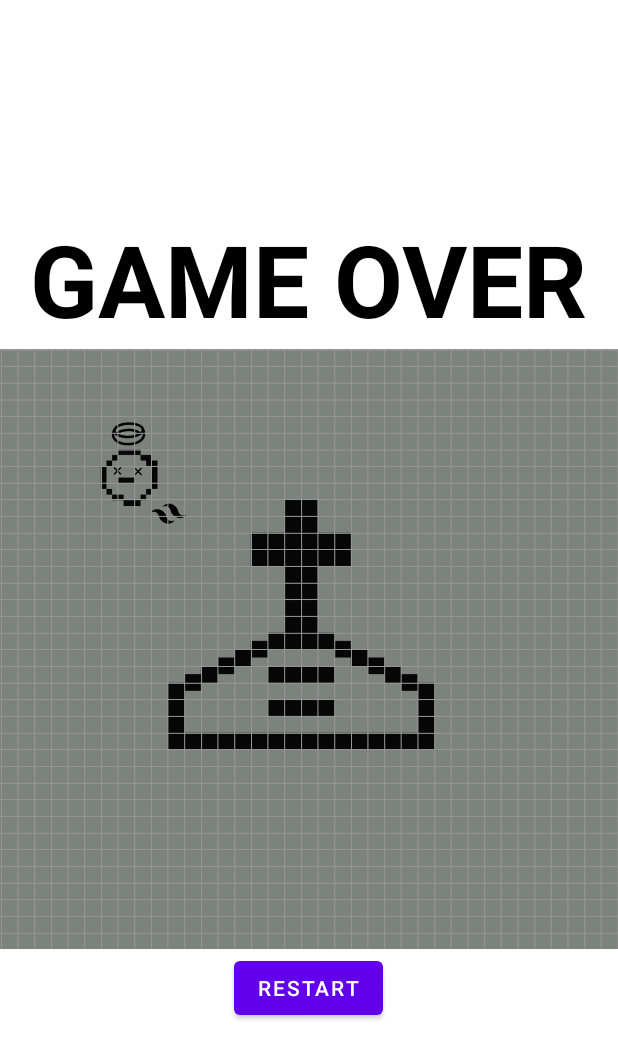
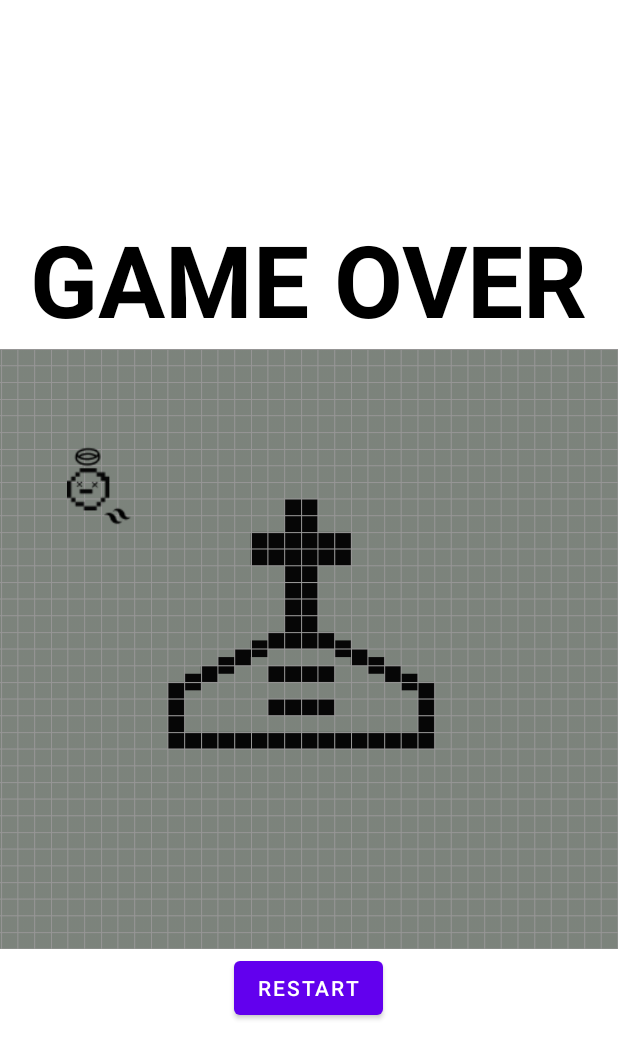
Before and after one commit to swonny/JavaProject, an Android app: the EndActivity screen opened directly, with no data from a screen before it, on a phone screen of 412 x 824 dp. Shown: the top 1059 px of the screen. Run offline under Robolectric (Android 15) with nearby library versions, the phone set to English and light mode, and no system bars.

Commit message:
21.12.06 디자인 제외 모든 기능 구현 완료

```diff
--- a/app/src/main/java/com/example/javaproject/EndActivity.java
+++ b/app/src/main/java/com/example/javaproject/EndActivity.java
@@ -3,8 +3,11 @@ package com.example.javaproject;
 import android.content.Intent;
 import android.os.Bundle;
 import android.view.View;
+import android.view.animation.Animation;
+import android.view.animation.AnimationUtils;
 import android.widget.Button;
 import android.widget.EditText;
+import android.widget.ImageView;
 import android.widget.TextView;
 
 import androidx.appcompat.app.AppCompatActivity;
@@ -17,6 +20,10 @@ public class EndActivity extends AppCompatActivity {
 
         Intent intent = getIntent();
 
+        ImageView deadImageView = (ImageView) findViewById(R.id.deadImageView);
+        Animation animation = AnimationUtils.loadAnimation(getApplicationContext(),R.anim.end); // 애니메이션 추가
+        deadImageView.startAnimation(animation);
+
         Button restartButton = (Button) findViewById(R.id.restartButton); // 화면전환 이벤트
         restartButton.setOnClickListener(new View.OnClickListener() { // 시작 버튼 화면전환
             @Override
--- a/app/src/main/java/com/example/javaproject/MainActivity.java
+++ b/app/src/main/java/com/example/javaproject/MainActivity.java
@@ -61,7 +61,7 @@ class Tama implements Serializable { // 캐릭터 클래스
 
     public void play() {
         if(this.energy < 10) {
-            energyUp(-3);
+            energyUp(-8);
         } else {
             energyUp(2);
         }
--- /dev/null
+++ b/app/src/main/res/anim/end.xml
@@ -0,0 +1,10 @@
+<?xml version="1.0" encoding="utf-8"?>
+<set xmlns:android="http://schemas.android.com/apk/res/android">
+    <translate
+        xmlns:android="http://schemas.android.com/apk/res/android"
+        android:duration="5000"
+        android:fromYDelta="150%"
+        android:toYDelta="0%"
+        android:fromXDelta="80%">
+    </translate>
+</set>
--- a/app/src/main/res/anim/move.xml
+++ b/app/src/main/res/anim/move.xml
@@ -1,10 +1,12 @@
 <?xml version="1.0" encoding="utf-8"?>
 <rotate xmlns:android="http://schemas.android.com/apk/res/android"
-    android:interpolator="@android:anim/linear_interpolator"
+    android:interpolator="@android:anim/cycle_interpolator"
     android:repeatCount="infinite"
     android:duration="4000"
     android:pivotX="50%"
     android:pivotY="50%"
     android:fromDegrees="0"
-    android:toDegrees="360">
+    android:toDegrees="360"
+    android:fromAlpha="1.0"
+    android:toAlpha="0.5">
 </rotate>
--- a/app/src/main/res/layout/end_main.xml
+++ b/app/src/main/res/layout/end_main.xml
@@ -20,12 +20,27 @@
             android:textSize="100px"
             android:text="GAME OVER" />
 
+        <FrameLayout
+            android:layout_width="match_parent"
+            android:layout_height="wrap_content" >
+
             <ImageView
                 android:id="@+id/imageView3"
                 android:layout_width="wrap_content"
                 android:layout_height="404dp"
                 android:layout_gravity="center|center_vertical"
                 app:srcCompat="@drawable/gameover" />
+
+            <ImageView
+                android:id="@+id/deadImageView"
+                android:layout_width="wrap_content"
+                android:layout_height="62dp"
+                android:layout_marginLeft="40dp"
+                android:layout_marginTop="60dp"
+                android:fillAfter="true"
+                app:srcCompat="@drawable/deadtama" />
+
+        </FrameLayout>
 
         <Button
             android:id="@+id/restartButton"
```
Also changed, not shown: app/src/main/res/drawable-v24/deadtama.png (added), app/src/main/res/drawable/gameover.png, 1 other file. Lines whose indentation alone changed are shown as unchanged.
